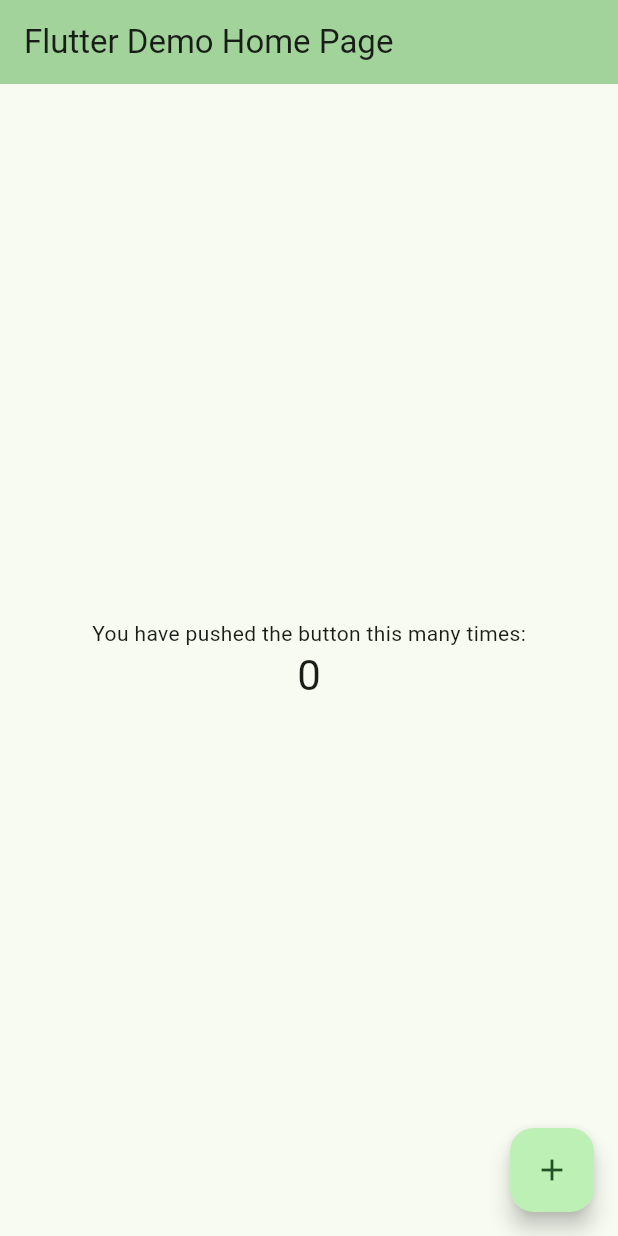
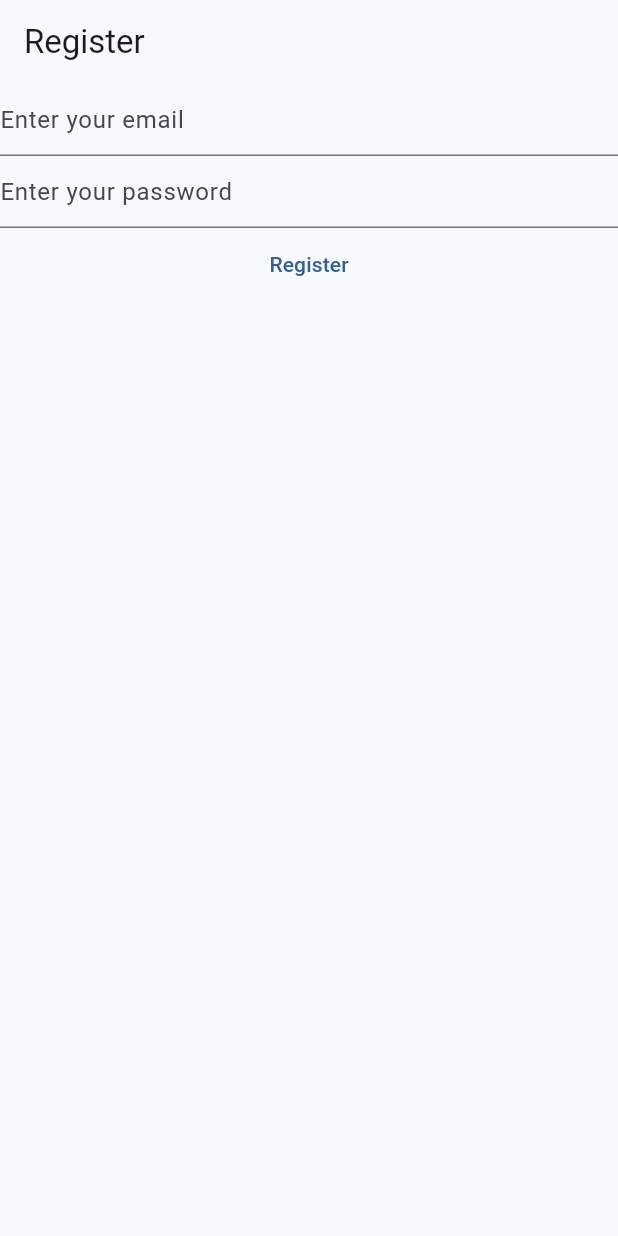
Before and after one commit to Mahendran-Murugan/Notes-App-Flutter, a Flutter app: the screen it shows after launch, on a phone screen of 412 x 824 dp. Run offline on Flutter 3.47's test engine with Material 3 defaults, Android fonts, the phone set to English and light mode, and no system bars; our stand-ins replace firebase_auth, firebase_core; accounts and stored records are empty; generated files the repository leaves out were written again.

```diff
--- a/lib/main.dart
+++ b/lib/main.dart
@@ -1,69 +1,92 @@
+import 'package:firebase_core/firebase_core.dart';
 import 'package:flutter/material.dart';
+import 'package:firebase_auth/firebase_auth.dart';
+import 'firebase_options.dart';
 
 void main() {
-  runApp(const MyApp());
+  WidgetsFlutterBinding.ensureInitialized();
+  runApp(MaterialApp(
+    title: 'Flutter Demo',
+    theme: ThemeData(
+      colorScheme: ColorScheme.fromSeed(seedColor: Colors.blue),
+      useMaterial3: true,
+    ),
+    home: const HomePage(),
+  ));
 }
 
-class MyApp extends StatelessWidget {
-  const MyApp({super.key});
+class HomePage extends StatefulWidget {
+  const HomePage({super.key});
 
   @override
-  Widget build(BuildContext context) {
-    return MaterialApp(
-      title: 'Flutter Demo',
-      theme: ThemeData(
-        colorScheme: ColorScheme.fromSeed(seedColor: Colors.green),
-        useMaterial3: true,
-      ),
-      home: const MyHomePage(title: 'Flutter Demo Home Page'),
-    );
-  }
+  State<HomePage> createState() => _HomePageState();
 }
 
-class MyHomePage extends StatefulWidget {
-  const MyHomePage({super.key, required this.title});
-
-  final String title;
+class _HomePageState extends State<HomePage> {
+  late final TextEditingController _email;
+  late final TextEditingController _password;
 
   @override
-  State<MyHomePage> createState() => _MyHomePageState();
+  void initState() {
+    _email = TextEditingController();
+    _password = TextEditingController();
+    super.initState();
   }
 
-class _MyHomePageState extends State<MyHomePage> {
-  int _counter = 0;
-
-  void _incrementCounter() {
-    setState(() {
-      _counter++;
-    });
+  @override
+  void dispose() {
+    _email.dispose();
+    _password.dispose();
+    super.dispose();
   }
 
   @override
   Widget build(BuildContext context) {
     return Scaffold(
         appBar: AppBar(
-        backgroundColor: Theme.of(context).colorScheme.inversePrimary,
-        title: Text(widget.title),
+          title: const Text('Register'),
         ),
-      body: Center(
-        child: Column(
-          mainAxisAlignment: MainAxisAlignment.center,
-          children: <Widget>[
-            const Text(
-              'You have pushed the button this many times:',
+        body: FutureBuilder(
+          future: Firebase.initializeApp(
+            options: DefaultFirebaseOptions.currentPlatform,
           ),
-            Text(
-              '$_counter',
-              style: Theme.of(context).textTheme.headlineMedium,
-            ),
-          ],
+          builder: (context, snapshot) {
+            return Column(
+              children: [
+                TextField(
+                  controller: _email,
+                  enableSuggestions: false,
+                  keyboardType: TextInputType.emailAddress,
+                  autocorrect: false,
+                  decoration: const InputDecoration(
+                    hintText: 'Enter your email',
                   ),
                 ),
-      floatingActionButton: FloatingActionButton(
-        onPressed: _incrementCounter,
-        tooltip: 'Increment',
-        child: const Icon(Icons.add),
+                TextField(
+                  controller: _password,
+                  obscureText: true,
+                  enableSuggestions: false,
+                  autocorrect: false,
+                  decoration: const InputDecoration(
+                    hintText: "Enter your password",
                   ),
+                ),
+                TextButton(
+                  onPressed: () async {
+                    final email = _email.text;
+                    final pass = _email.text;
+                    final userCredential = await FirebaseAuth.instance
+                        .createUserWithEmailAndPassword(
+                      email: email,
+                      password: pass,
                     );
+                    print(userCredential);
+                  },
+                  child: const Text("Register"),
+                )
+              ],
+            );
+          },
+        ));
   }
 }
```
Also changed, not shown: 3 other files. Lines whose indentation alone changed are shown as unchanged.
